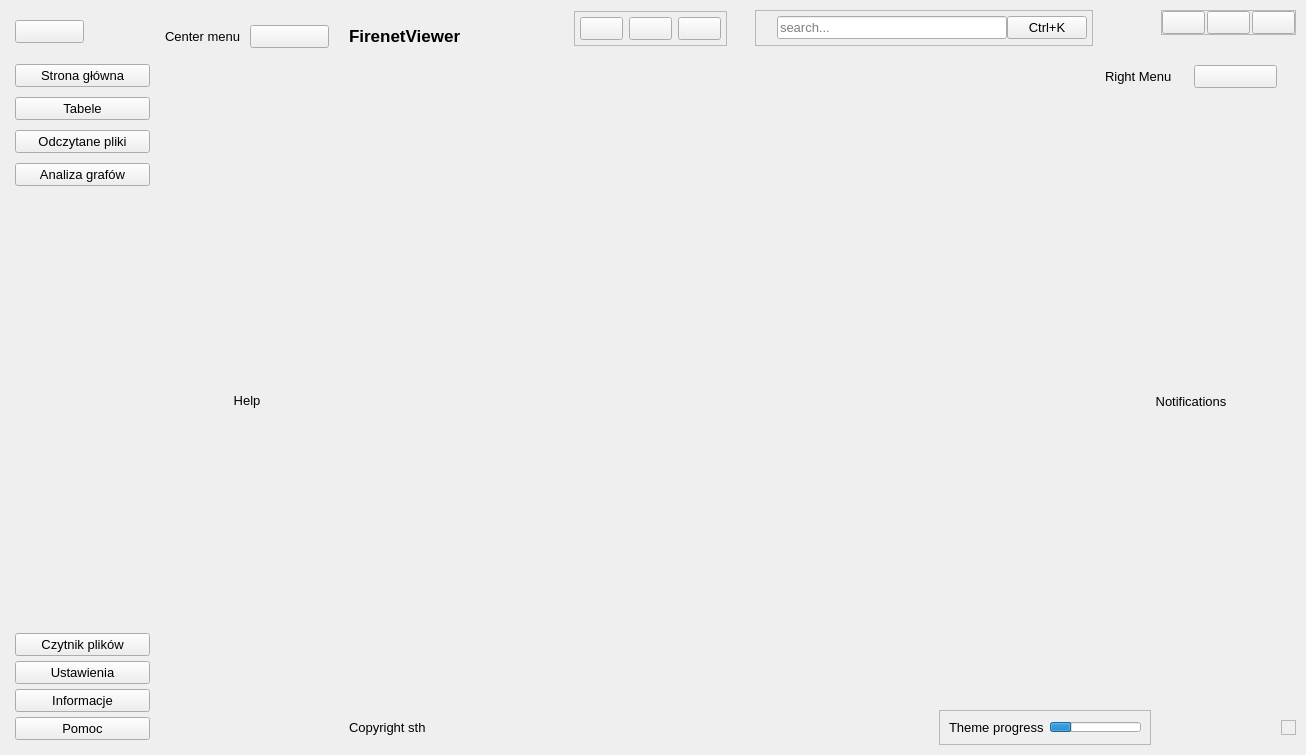
Qt form ui/interface.ui (FireNetWCH/FirenetViewer) before a commit.
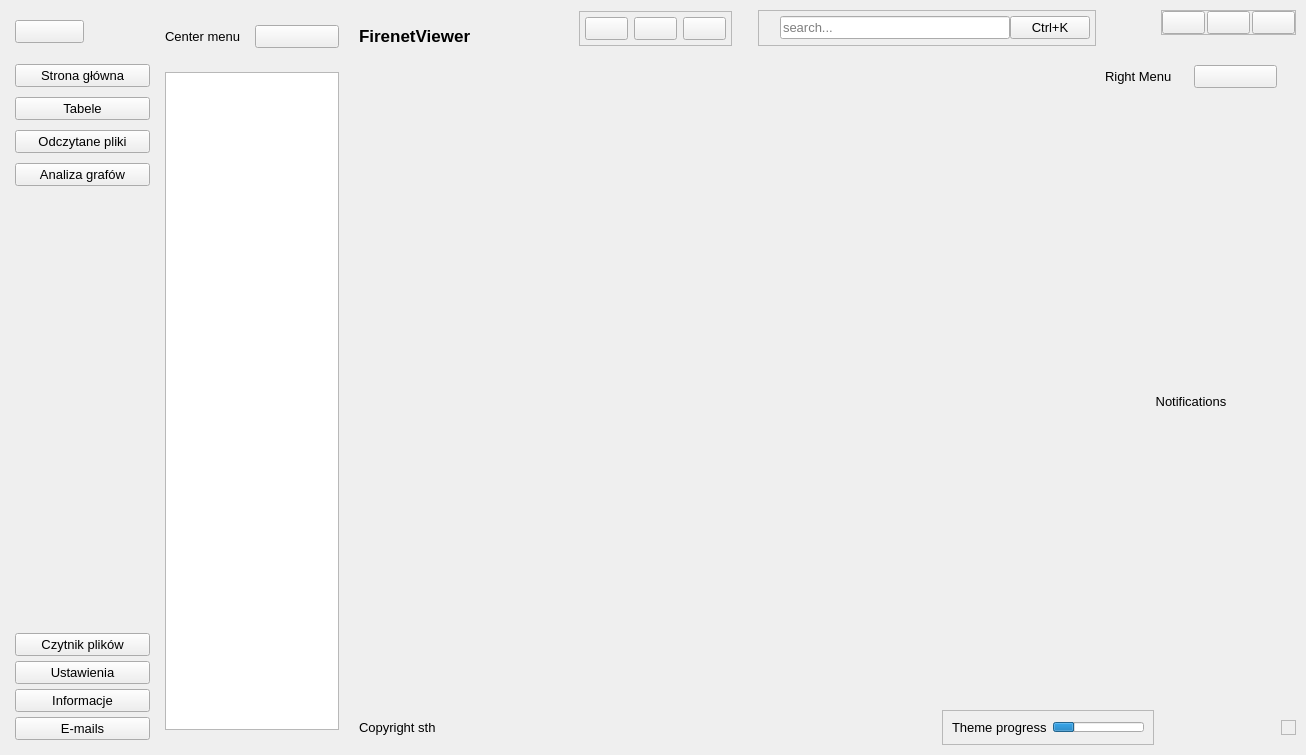
The same form after that commit. The open tabs and pages were chosen to show the change. Icons and pictures are not drawn. Custom widgets are drawn as their Qt base class.

Commit message: Emails reading from folders table

Patch:
```diff
--- a/ui/interface.ui
+++ b/ui/interface.ui
@@ -253,7 +253,7 @@
           <item>
            <widget class="QPushButton" name="helpBtn">
             <property name="text">
-             <string>Pomoc</string>
+             <string>E-mails</string>
             </property>
             <property name="icon">
              <iconset resource="../Qss/icons/_icons.qrc">
@@ -434,15 +434,8 @@
          </widget>
          <widget class="QWidget" name="helpPage">
           <layout class="QVBoxLayout" name="verticalLayout_8">
-           <item alignment="Qt::AlignmentFlag::AlignVCenter">
-            <widget class="QLabel" name="label_5">
-             <property name="text">
-              <string>Help</string>
-             </property>
-             <property name="alignment">
-              <set>Qt::AlignmentFlag::AlignCenter</set>
-             </property>
-            </widget>
+           <item>
+            <widget class="QTreeView" name="mailView"/>
            </item>
           </layout>
          </widget>
```
Left out of the diff: 15 changed lines with no effect on the pictures. The commit also changes 2 other files.
